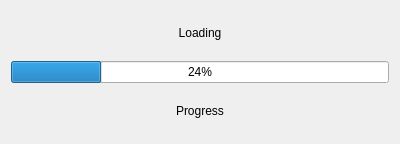
Before: the Qt Designer form audio-jack-web-qt/loadprogressdialog.ui in tux-linux/audio-jack-web, drawn with Qt 5.
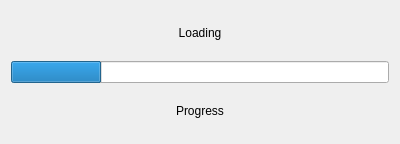
After: the same form once the commit is applied.

Commit message: Include HTML source length in header

```diff
--- a/audio-jack-web-qt/loadprogressdialog.ui
+++ b/audio-jack-web-qt/loadprogressdialog.ui
@@ -31,6 +31,9 @@
        <property name="value">
         <number>24</number>
        </property>
+       <property name="textVisible">
+        <bool>false</bool>
+       </property>
       </widget>
      </item>
      <item row="2" column="0">
```
The commit also changes 2 other files.
